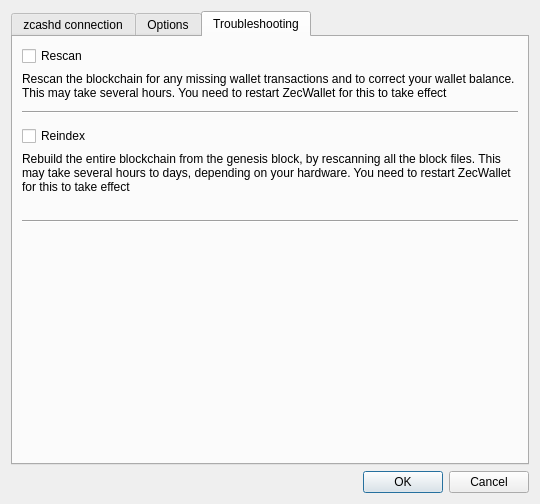
Qt form src/settings.ui (Arrowchain/zecwallet) before a commit.
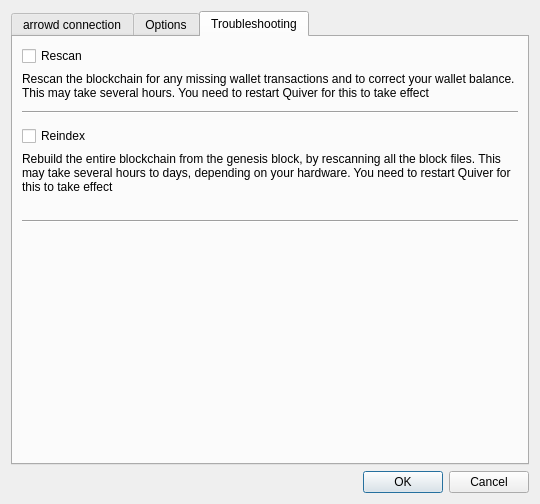
The same form after that commit. The open tabs and pages were chosen to show the change.

Patch:
```diff
--- a/src/settings.ui
+++ b/src/settings.ui
@@ -30,7 +30,7 @@
      </property>
      <widget class="QWidget" name="tab">
       <attribute name="title">
-       <string>zcashd connection</string>
+       <string>arrowd connection</string>
       </attribute>
       <layout class="QVBoxLayout" name="verticalLayout_3">
        <item>
@@ -270,7 +270,7 @@
        <item row="1" column="0">
         <widget class="QLabel" name="label_9">
          <property name="text">
-          <string>Rescan the blockchain for any missing wallet transactions and to correct your wallet balance. This may take several hours. You need to restart ZecWallet for this to take effect</string>
+          <string>Rescan the blockchain for any missing wallet transactions and to correct your wallet balance. This may take several hours. You need to restart Quiver for this to take effect</string>
          </property>
          <property name="wordWrap">
           <bool>true</bool>
@@ -314,7 +314,7 @@
        <item row="6" column="0">
         <widget class="QLabel" name="label_11">
          <property name="text">
-          <string>Rebuild the entire blockchain from the genesis block, by rescanning all the block files. This may take several hours to days, depending on your hardware. You need to restart ZecWallet for this to take effect</string>
+          <string>Rebuild the entire blockchain from the genesis block, by rescanning all the block files. This may take several hours to days, depending on your hardware. You need to restart Quiver for this to take effect</string>
          </property>
          <property name="wordWrap">
           <bool>true</bool>
```
Left out of the diff: 2 changed lines with no effect on the pictures.
